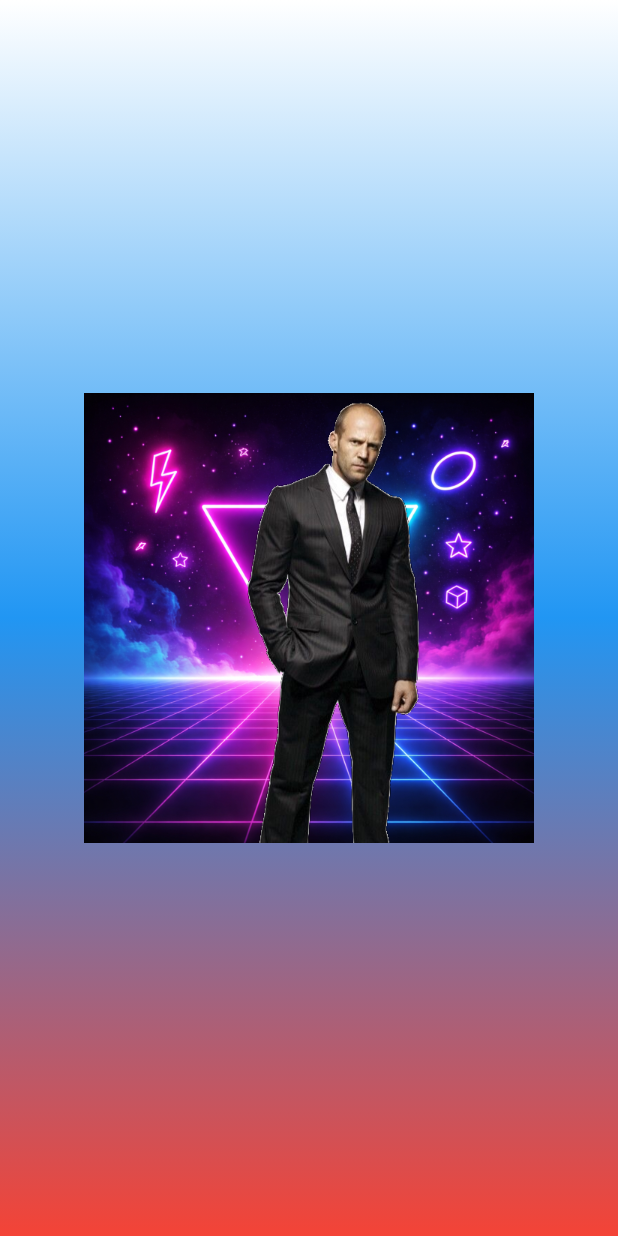
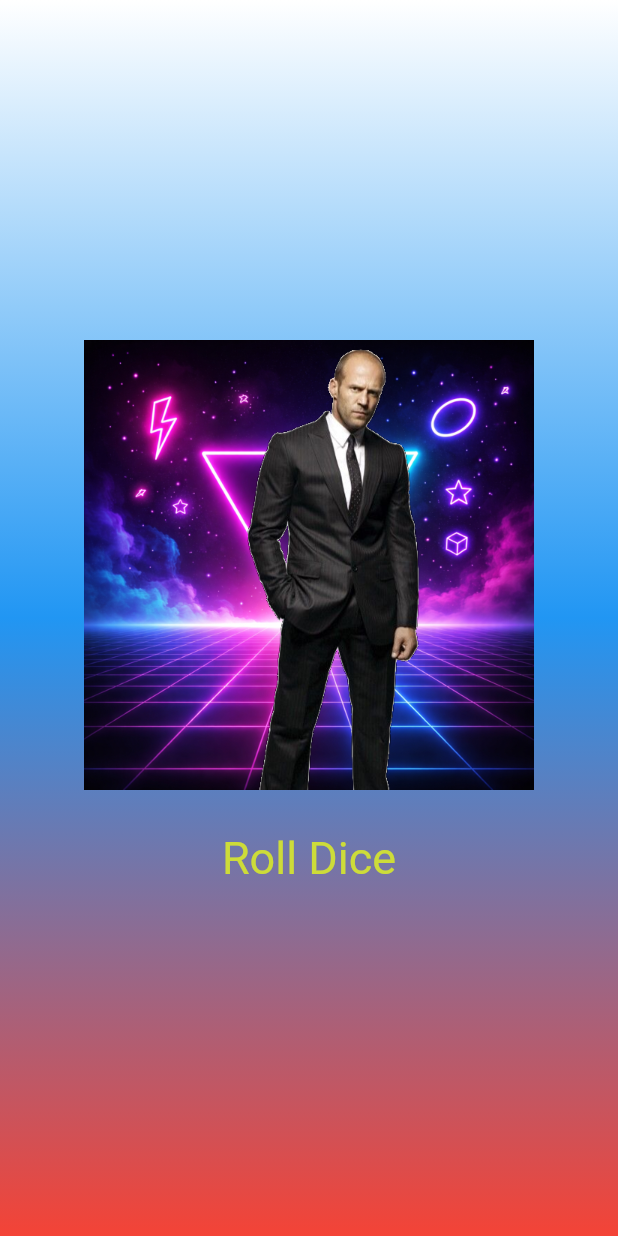
Before and after one commit to nailvol/Flutter_Widgets, a Flutter app: the screen it shows after launch, on a phone screen of 412 x 824 dp. Run offline on Flutter 3.47's test engine with Material 3 defaults, Android fonts, the phone set to English and light mode, and no system bars.

Commit message:
Style roll button and adjust layout

```diff
--- a/lib/gradient_container.dart
+++ b/lib/gradient_container.dart
@@ -1,5 +1,4 @@
 import 'package:flutter/material.dart';
-import 'package:flutter_widgets_imashev/styled_text.dart';
 
 const startAlignment = Alignment.topCenter;
 const endAlignment = Alignment.bottomCenter;
@@ -16,6 +15,8 @@ class GradientContainer extends StatelessWidget {
     super.key,
   });
 
+  void rollDice() {}
+
   @override
   Widget build(BuildContext context) {
     return Container(
@@ -27,9 +28,25 @@ class GradientContainer extends StatelessWidget {
         ),
       ),
       child: Center(
-        child: Image.asset(
-          'assets/images/dice-1.png',
-          width: 300,
+        child: Column(
+          mainAxisSize: MainAxisSize.min,
+          children: [
+            Image.asset(
+              'assets/images/dice-1.png',
+              width: 300,
+            ),
+            const SizedBox(height: 20),
+            TextButton(
+              onPressed: rollDice,
+              style: TextButton.styleFrom(
+                foregroundColor: Colors.lime,
+                textStyle: const TextStyle(
+                  fontSize: 30,
+                ),
+              ),
+              child: const Text("Roll Dice"),
+            ),
+          ],
         ),
       ),
     );
```
